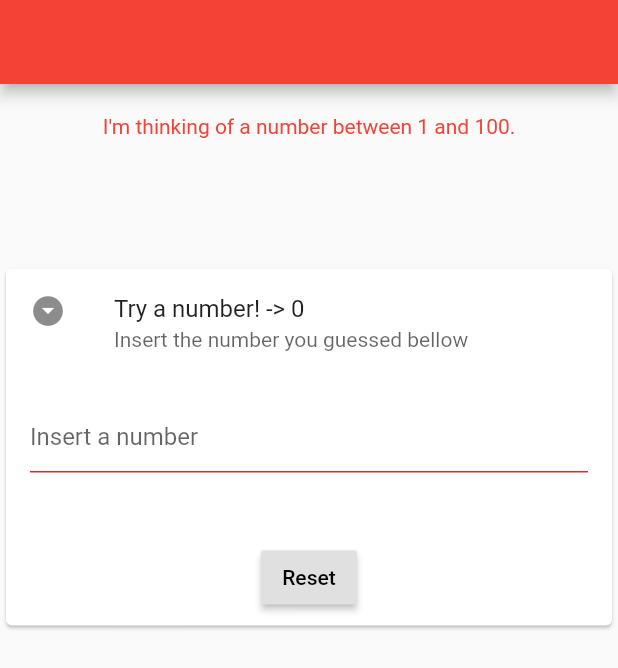
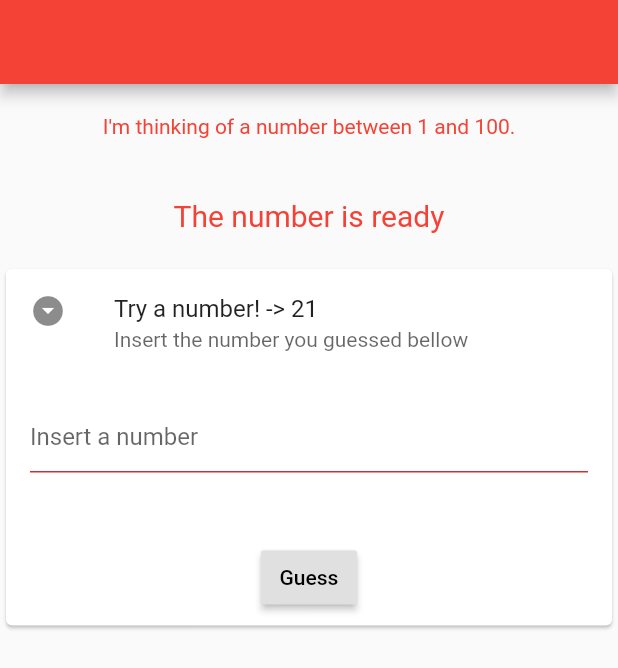
Before and after one commit to raisissoftware/Google-Flutter-Course, a Flutter app: the screen it shows after launch, after a tap on "Reset", on a phone screen of 412 x 824 dp. Shown: the top 668 px of the screen. Run offline on Flutter 3.47's test engine with Material 2 defaults, Android fonts, the phone set to English and light mode, and no system bars.

Commit message:
Guess number ready

```diff
--- a/lib/src/02/02.dart
+++ b/lib/src/02/02.dart
@@ -29,12 +29,14 @@ class HomePage extends StatefulWidget {
 
 class _HomePageState extends State<HomePage> {
   String error = '';
+  String message = '';
   String writtenNumber = '';
   int insertedNumber = 0;
   Random rnd = Random();
   int guessNumber = 0;
   bool reset = true;
   bool pressed = false;
+  bool gameOver = false;
 
   @override
   Widget build(BuildContext context) {
@@ -57,21 +59,7 @@ class _HomePageState extends State<HomePage> {
           Padding(
             padding: const EdgeInsets.all(20.0),
             child: Text(
-              pressed
-                  ? reset
-                      ? newGuess()
-                          ? 'We have a new number to be guessed'
-                          : ' '
-                      : insertedNumber == guessNumber
-                          ? guessed()
-                          : insertedNumber < guessNumber
-                              ? 'You tried ' +
-                                  insertedNumber.toString() +
-                                  ' Try higher'
-                              : 'You tried ' +
-                                  insertedNumber.toString() +
-                                  ' Try lower'
-                  : '',
+              message,
               style: const TextStyle(
                 color: Colors.red,
                 fontSize: 20.00,
@@ -110,12 +98,13 @@ class _HomePageState extends State<HomePage> {
                   alignment: MainAxisAlignment.center,
                   children: <Widget>[
                     RaisedButton(
-                      child: reset ? const Text('Reset') : const Text('Guess'),
+                      child: reset ? const Text ('Reset') : const Text('Guess'),
                       onPressed: () {
                         if (reset) {
+                          setState(() {
                             newGuess();
-                        } else {
-                          if (writtenNumber.isEmpty) {
+                          });
+                        } else if (writtenNumber.isEmpty) {
                           setState(() {
                             error = 'Please insert a number';
                           });
@@ -127,7 +116,7 @@ class _HomePageState extends State<HomePage> {
                             insertedNumber = int.parse(writtenNumber);
                             pressed = true;
                           });
-                          }
+                          checkGuessed();
                         }
                       },
                     ),
@@ -136,17 +125,15 @@ class _HomePageState extends State<HomePage> {
               ],
             ),
           ),
-
         ],
       ),
     );
   }
 
-  bool newGuess() {
+  void newGuess() {
     guessNumber = rnd.nextInt(100) + 1;
+    message = 'The number is ready';
     reset = false;
-
-    return true;
   }
 
   Future<void> _showDialogForGuessed() async {
@@ -161,16 +148,35 @@ class _HomePageState extends State<HomePage> {
             TextButton(
               child: const Text('Try again'),
               onPressed: () {
+                setState(() {
+                  newGuess();
+                });
+
+                Navigator.of(context).pop();
+              },
+            ),
+            TextButton(
+              child: const Text('OK'),
+              onPressed: () {
                 Navigator.of(context).pop();
               },
             ),
           ],
         );
-        });
+      },
+    );
   }
 
-  String guessed() {
+  void checkGuessed() {
+    if (insertedNumber == guessNumber) {
+      message = 'Guessed';
+      reset = true;
       _showDialogForGuessed();
-    return ' You have guessed';
+    } else {
+      if (insertedNumber < guessNumber) {
+        message = 'You tried ' + insertedNumber.toString() + ' Try higher';
+      } else
+        message = 'You tried ' + insertedNumber.toString() + ' Try lower';
     }
   }
+}
```
Lines whose indentation alone changed are shown as unchanged.
